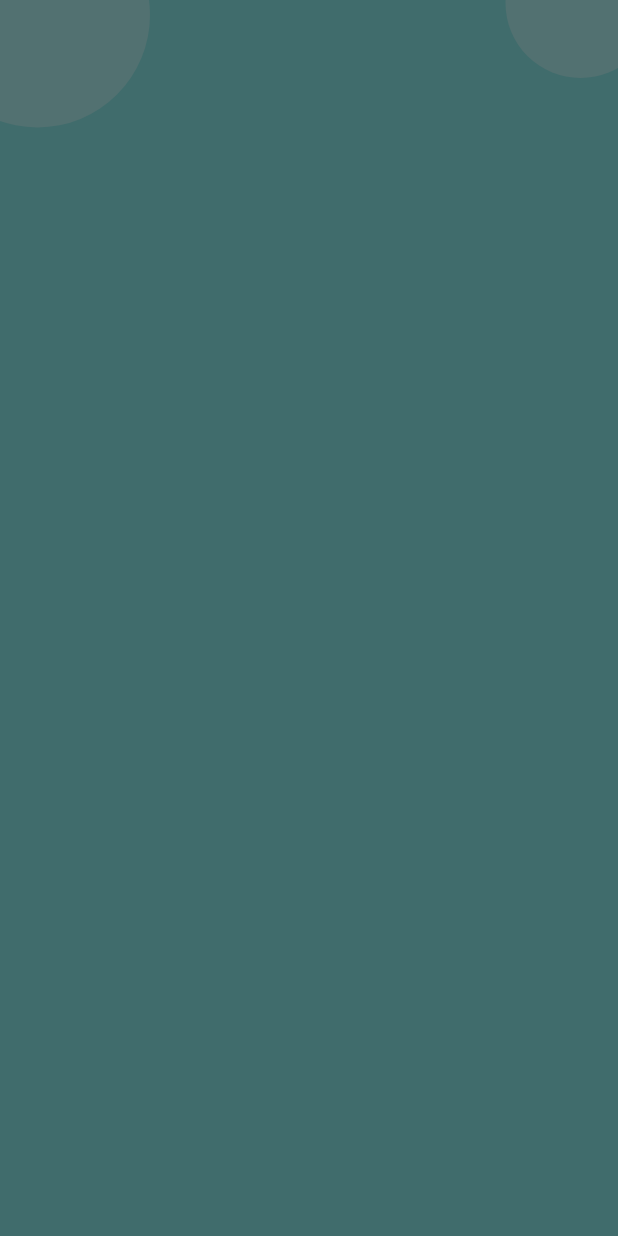
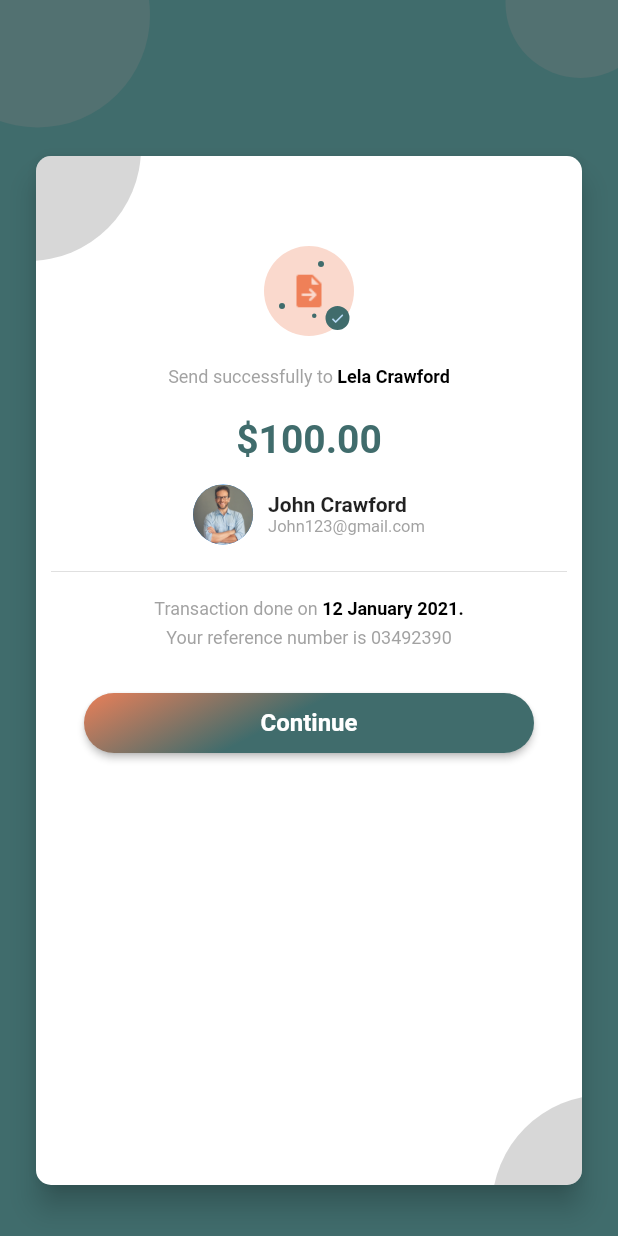
Before and after one commit to aocampol/flutter_payment_app_ui, a Flutter app: the screen it shows after launch, on a phone screen of 412 x 824 dp. Run offline on Flutter 3.47's test engine with Material 2 defaults, Android fonts, the phone set to English and light mode, and no system bars; missing offline and left inert: circular_chart_flutter.

Commit message:
Pagina SendPage completa

```diff
--- a/lib/src/pages/send_page.dart
+++ b/lib/src/pages/send_page.dart
@@ -1,5 +1,6 @@
 import 'package:flutter/material.dart';
 import 'package:payment_app_ui/src/constants/constants.dart';
+import 'package:payment_app_ui/src/widgets/card_send_widget.dart';
 import 'package:payment_app_ui/src/widgets/circulos_widget.dart';
 
 class SendPage extends StatelessWidget {
@@ -10,7 +11,8 @@ class SendPage extends StatelessWidget {
     return Scaffold(
       body: Stack(
         children: <Widget>[
-          _fondo()
+          _fondo(),
+          CardSend()
         ],
       )
     );
--- /dev/null
+++ b/lib/src/widgets/card_cuenta_origen.dart
@@ -0,0 +1,24 @@
+import 'package:flutter/material.dart';
+import 'package:payment_app_ui/src/constants/constants.dart';
+
+Widget cuentaOrigen(){
+  return Container(
+    child: Row(
+      mainAxisAlignment: MainAxisAlignment.center,
+      children: [
+        CircleAvatar(
+          maxRadius: 20,
+          backgroundImage: AssetImage('assets/user.jpg'),
+        ),
+        SizedBox(width: 10,),
+        Column(
+          crossAxisAlignment: CrossAxisAlignment.start,
+          children: [
+            Text('John Crawford', style: TextStyle(fontWeight: FontWeight.bold, fontSize: 14)),
+            Text('John123@gmail.com', style: TextStyle(color: colorTextoSecundario, fontSize: 11),)
+          ],
+        )
+      ],
+    ),
+  );
+}
--- /dev/null
+++ b/lib/src/widgets/card_send_widget.dart
@@ -0,0 +1,143 @@
+import 'package:flutter/material.dart';
+import 'package:payment_app_ui/src/constants/constants.dart';
+import 'package:payment_app_ui/src/widgets/card_cuenta_origen.dart';
+import 'package:payment_app_ui/src/widgets/circulos_widget.dart';
+import 'package:payment_app_ui/src/widgets/icon_send_widget.dart';
+
+class CardSend extends StatelessWidget {
+  const CardSend({Key? key}) : super(key: key);
+
+  @override
+  Widget build(BuildContext context) {
+    return Padding(
+      padding: EdgeInsets.only(top: 100, bottom: 30, left: 20, right: 20),
+      child: Card(
+        clipBehavior: Clip.antiAlias,
+        shape: RoundedRectangleBorder(
+          borderRadius: BorderRadius.circular(10)
+        ),
+        elevation: 8,
+        child: Stack(
+          children: [
+            _fondoCard(),
+            Container(
+              alignment: Alignment.center,
+              padding: EdgeInsets.only(top: 60, left: 10, right: 10),
+              child: Column(
+                children: [
+                  iconSend(),
+                  SizedBox(height: 20),
+                  RichText(
+                    text: TextSpan(
+                      children: [
+                        TextSpan(
+                          text: 'Send successfully to ',
+                          style: TextStyle(
+                            color: colorTextoSecundario,
+                            fontSize: 12
+                          )
+                        ),
+                        TextSpan(
+                          text: 'Lela Crawford',
+                          style: TextStyle(
+                            color: colorTextoTitulo,
+                            fontWeight: FontWeight.bold,
+                            fontSize: 12
+                          )
+                        )
+                      ]
+                    )
+                  ),
+                  SizedBox(height: 20,),
+                  Text(
+                    '\$100.00',
+                    style: TextStyle(
+                      color: colorPrimario,
+                      fontSize: 26,
+                      fontWeight: FontWeight.bold
+                    )
+                  ),
+                  SizedBox(height: 15,),
+                  cuentaOrigen(),
+                  SizedBox(height: 10),
+                  Divider(),
+                  SizedBox(height: 10),
+                  RichText(
+                    text: TextSpan(
+                      children: [
+                        TextSpan(
+                          text: 'Transaction done on ',
+                          style: TextStyle(color: colorTextoSecundario, fontSize: 12)
+                        ),
+                        TextSpan(
+                          text: '12 January 2021.',
+                          style: TextStyle(color: colorTextoTitulo, fontWeight: FontWeight.w600, fontSize: 12)
+                        )
+                      ]
+                    )
+                  ),
+                  SizedBox(height: 5,),
+                  Text('Your reference number is 03492390', style: TextStyle(color: colorTextoSecundario, fontSize: 12)),
+                  SizedBox(height: 30),
+                  Container(
+                    height: 40,
+                    child: RaisedButton(
+                      onPressed: (){},
+                      shape: RoundedRectangleBorder(
+                        borderRadius: BorderRadius.circular(80)
+                      ),
+                      padding: EdgeInsets.all(0),
+                      child: Ink(
+                        decoration: BoxDecoration(
+                          gradient: LinearGradient(
+                            transform: GradientRotation(-80),
+                            colors: [
+                              colorSecundario,
+                              colorPrimario
+                            ],
+                            begin: FractionalOffset(0.18, 0.9),
+                            end: FractionalOffset(0.4, -0.2)
+                          ),
+                          borderRadius: BorderRadius.circular(20)
+                        ),
+                        child: Container(
+                          constraints: BoxConstraints(
+                            maxWidth: 300,
+                            minWidth: 50
+                          ),
+                          alignment: Alignment.center,
+                          child: Text('Continue', style: TextStyle(color: colorTextoBlanco, fontSize: 16, fontWeight: FontWeight.bold),),
+                        ),
+                      )
+                    ),
+                  )
+                ]
+              ),
+            )
+          ],
+        ),
+      ),
+    );
+  }
+
+  Widget _fondoCard() {
+    return Container(
+      // width: 350,
+      // height: 455,
+      child: Stack(
+        children: [
+          Positioned(
+            left: -80,
+            top: -80,
+            child: circulo1()
+          ),
+          Positioned(
+            right: -90,
+            bottom: -90,
+            child: circulo1()
+          )
+        ],
+      ),
+    );
+  }
+}
--- /dev/null
+++ b/lib/src/widgets/icon_send_widget.dart
@@ -0,0 +1,59 @@
+import 'package:flutter/material.dart';
+import 'package:payment_app_ui/src/constants/constants.dart';
+
+Widget iconSend() {
+  return Stack(
+    children: [
+      CircleAvatar(
+        radius: 30,
+        backgroundColor: colorSecundario.withOpacity(0.3),
+        child: Image.asset('assets/send.png', color: colorSecundario, width: 25,),
+      ),
+      Positioned(
+        right: 3,
+        bottom: 4,
+        child: CircleAvatar(
+          radius: 8,
+          backgroundColor: colorPrimario,
+          child: Icon(Icons.check, size: 10,),
+        ),
+      ),
+      Positioned(
+        top: 10,
+        right: 20,
+        child: Container(
+          height: 4,
+          width: 4,
+          decoration: BoxDecoration(
+            borderRadius: BorderRadius.circular(2),
+            color: colorPrimario,
+          ),
+        ),
+      ),
+      Positioned(
+        top: 38,
+        left: 10,
+        child: Container(
+          height: 4,
+          width: 4,
+          decoration: BoxDecoration(
+            borderRadius: BorderRadius.circular(2),
+            color: colorPrimario,
+          ),
+        ),
+      ),
+      Positioned(
+        bottom: 12,
+        right: 25,
+        child: Container(
+          height: 3,
+          width: 3,
+          decoration: BoxDecoration(
+            borderRadius: BorderRadius.circular(2),
+            color: colorPrimario,
+          ),
+        ),
+      )
+    ],
+  );
+}
```
